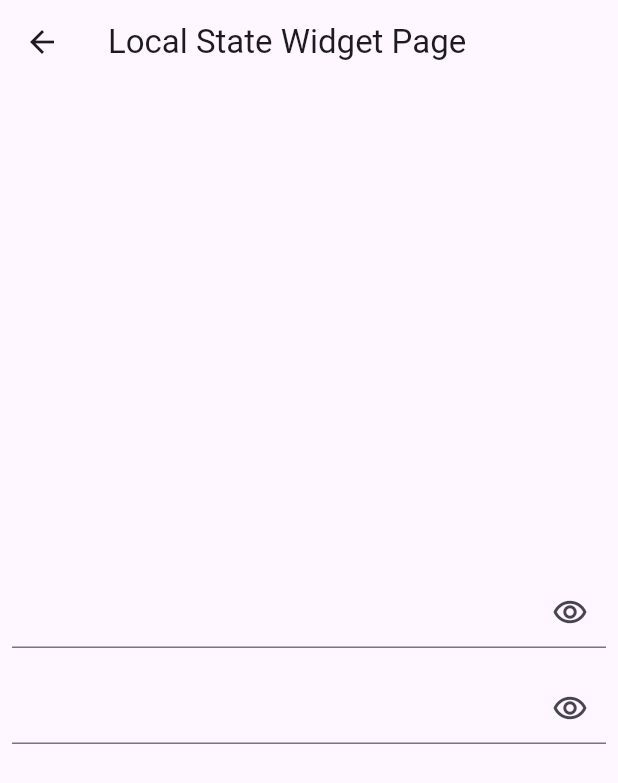
After one commit to enzozami/flutter-getx-state-manager-study, a Flutter app: the screen it shows after launch, after a tap on "Local State Widget", on a phone screen of 412 x 824 dp. The commit adds this screen. Shown: the top 783 px of the screen. Run offline on Flutter 3.47's test engine with Material 3 defaults, Android fonts, the phone set to English and light mode, and no system bars; our stand-ins replace get.

Commit message:
feat(widgets_estado_local): valueBuilder e obxValue

```diff
--- a/lib/home_page.dart
+++ b/lib/home_page.dart
@@ -44,6 +44,10 @@ class HomePage extends StatelessWidget {
               onPressed: () => Get.toNamed('/getxWidget'),
               child: Text('GetX Widget'),
             ),
+            TextButton(
+              onPressed: () => Get.toNamed('/localStateWidget'),
+              child: Text('Local State Widget'),
+            ),
           ],
         ),
       ),
--- /dev/null
+++ b/lib/local_state_widget/local_state_widget_page.dart
@@ -0,0 +1,61 @@
+import 'dart:developer';
+
+import 'package:flutter/material.dart';
+import 'package:get/state_manager.dart';
+
+class LocalStateWidgetPage extends StatelessWidget {
+  const LocalStateWidgetPage({super.key});
+
+  @override
+  Widget build(BuildContext context) {
+    return Scaffold(
+      appBar: AppBar(
+        title: const Text('Local State Widget Page'),
+      ),
+      body: Center(
+        child: Column(
+          mainAxisAlignment: MainAxisAlignment.center,
+          children: [
+            ValueBuilder<bool?>(
+              initialValue: true,
+              builder: (obscureValue, updater) {
+                return Padding(
+                  padding: const EdgeInsets.all(8.0),
+                  child: TextFormField(
+                    obscureText: obscureValue!,
+                    decoration: InputDecoration(
+                      suffixIcon: IconButton(
+                        onPressed: () {
+                          updater(!obscureValue);
+                        },
+                        icon: Icon(Icons.remove_red_eye_outlined),
+                      ),
+                    ),
+                  ),
+                );
+              },
+              onUpdate: (p0) => log('Alterado para $p0'),
+              onDispose: () => log('Removido da arvore de widget'),
+            ),
+            ObxValue<RxBool>((obscureData) {
+              return Padding(
+                padding: const EdgeInsets.all(8.0),
+                child: TextFormField(
+                  obscureText: obscureData.value,
+                  decoration: InputDecoration(
+                    suffixIcon: IconButton(
+                      onPressed: () {
+                        obscureData.toggle();
+                      },
+                      icon: Icon(Icons.remove_red_eye_outlined),
+                    ),
+                  ),
+                ),
+              );
+            }, true.obs)
+          ],
+        ),
+      ),
+    );
+  }
+}
--- a/lib/main.dart
+++ b/lib/main.dart
@@ -8,6 +8,7 @@ import 'package:get_state_manager/controllers/getxcontroller_example/controller.
 import 'package:get_state_manager/controllers/getxcontroller_example/getx_controller_example_page.dart';
 import 'package:get_state_manager/getx_widget/getx_widget/getx_widget_page.dart';
 import 'package:get_state_manager/home_page.dart';
+import 'package:get_state_manager/local_state_widget/local_state_widget_page.dart';
 import 'package:get_state_manager/tipos/tipos_obs_page.dart';
 import 'package:get_state_manager/tipos/tipos_reativos_genericos_nulos_page.dart';
 import 'package:get_state_manager/tipos/tipos_reativos_genericos_page.dart';
@@ -48,6 +49,10 @@ class MyApp extends StatelessWidget {
           name: '/getxWidget',
           page: () => GetxWidgetPage(),
         ),
+        GetPage(
+          name: '/localStateWidget',
+          page: () => LocalStateWidgetPage(),
+        ),
       ],
     );
   }
```
